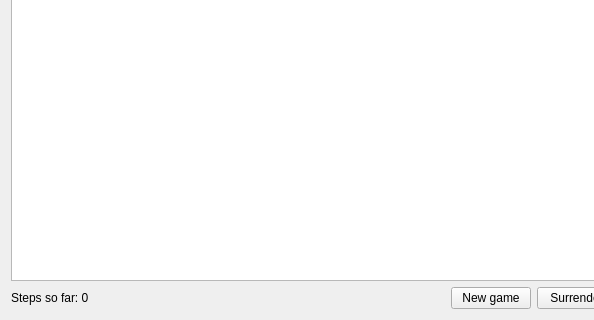
Old version of the form mainwindow.ui in the repository CejkaLuk/memory-game-1; both pictures show x 0 to 594 and y 110 to 430 of the 800 by 430 pixel window.
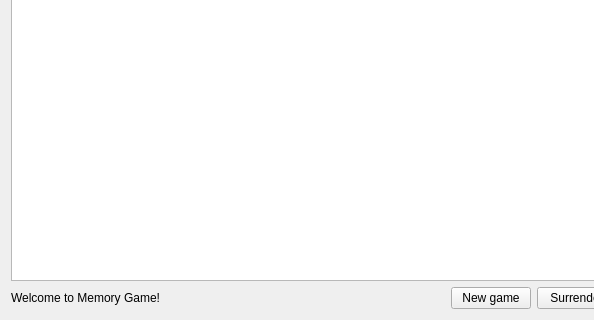
New version of the form.

Diff of the .ui file:
```diff
--- a/mainwindow.ui
+++ b/mainwindow.ui
@@ -30,7 +30,7 @@
       <item>
        <widget class="QLabel" name="stepsLabel">
         <property name="text">
-         <string>Steps so far: 0</string>
+         <string>Welcome to Memory Game!</string>
         </property>
        </widget>
       </item>
```
